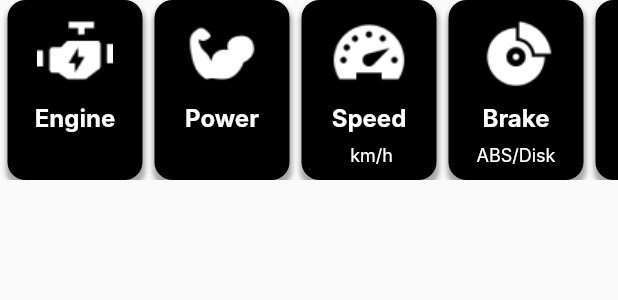
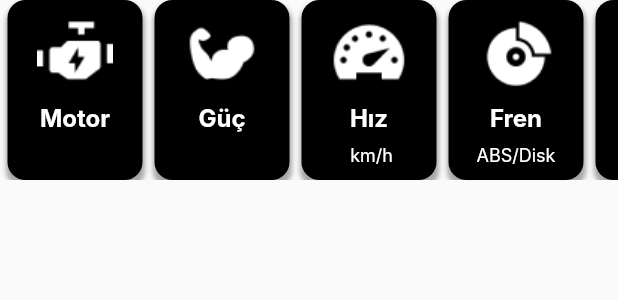
Before and after one commit to HalukHackali/motorotam_v2, a Flutter app: the PropertiesMotorCard widget shown alone on an empty page, opened directly with empty values, on a phone screen of 412 x 824 dp. Shown: the top 300 px of the screen. Run offline on Flutter 3.47's test engine with Material 2 defaults, Android fonts, the phone set to English and light mode, and no system bars; our stand-ins replace flutter_rating_bar, flutter_riverpod, line_icons, responsive_framework; missing offline and left inert: grock; Roboto replaces fonts that are missing (Inter).

Commit message:
miniCard widget Türkçe'ye çevrildi

```diff
--- a/lib/components/detail_widgets/properties_motor_card.dart
+++ b/lib/components/detail_widgets/properties_motor_card.dart
@@ -70,7 +70,7 @@ class PropertiesMotorCard extends StatelessWidget {
                           ),
                           const Center(
                             child: Text(
-                              'Engine',
+                              'Motor',
                               textAlign: TextAlign.center,
                               style: TextStyle(
                                   color: Colors.white,
@@ -128,7 +128,7 @@ class PropertiesMotorCard extends StatelessWidget {
                           ),
                           const Center(
                             child: Text(
-                              'Power',
+                              'Güç',
                               textAlign: TextAlign.center,
                               style: TextStyle(
                                   color: Colors.white,
@@ -186,7 +186,7 @@ class PropertiesMotorCard extends StatelessWidget {
                           ),
                           const Center(
                             child: Text(
-                              'Speed',
+                              'Hız',
                               textAlign: TextAlign.center,
                               style: TextStyle(
                                   color: Colors.white,
@@ -244,7 +244,7 @@ class PropertiesMotorCard extends StatelessWidget {
                           ),
                           const Center(
                             child: Text(
-                              'Brake',
+                              'Fren',
                               textAlign: TextAlign.center,
                               style: TextStyle(
                                   color: Colors.white,
```
